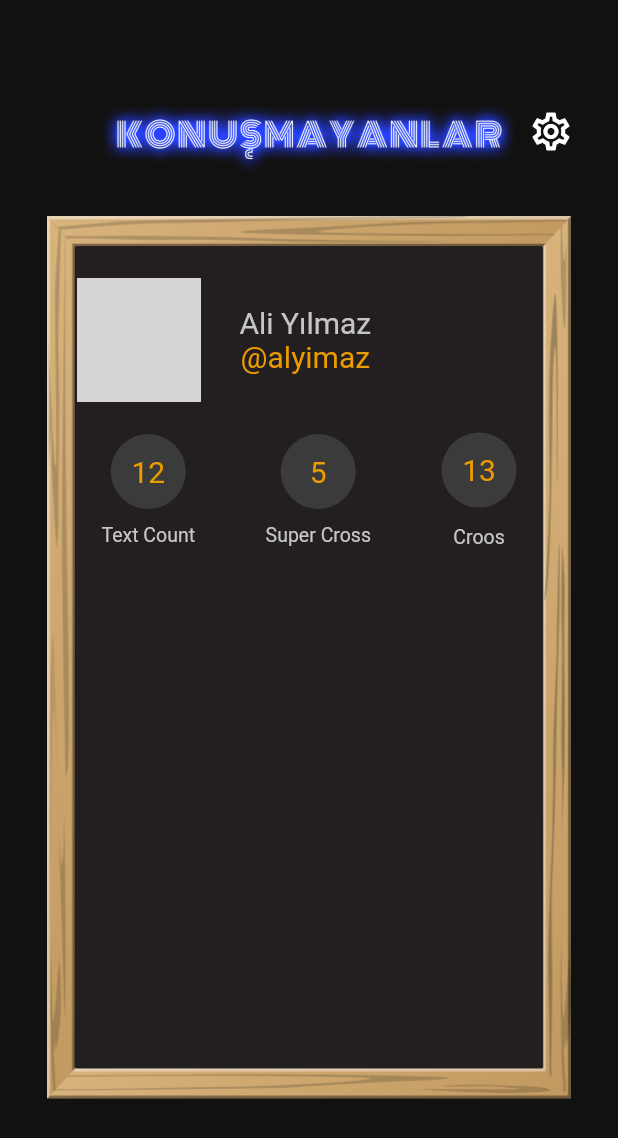
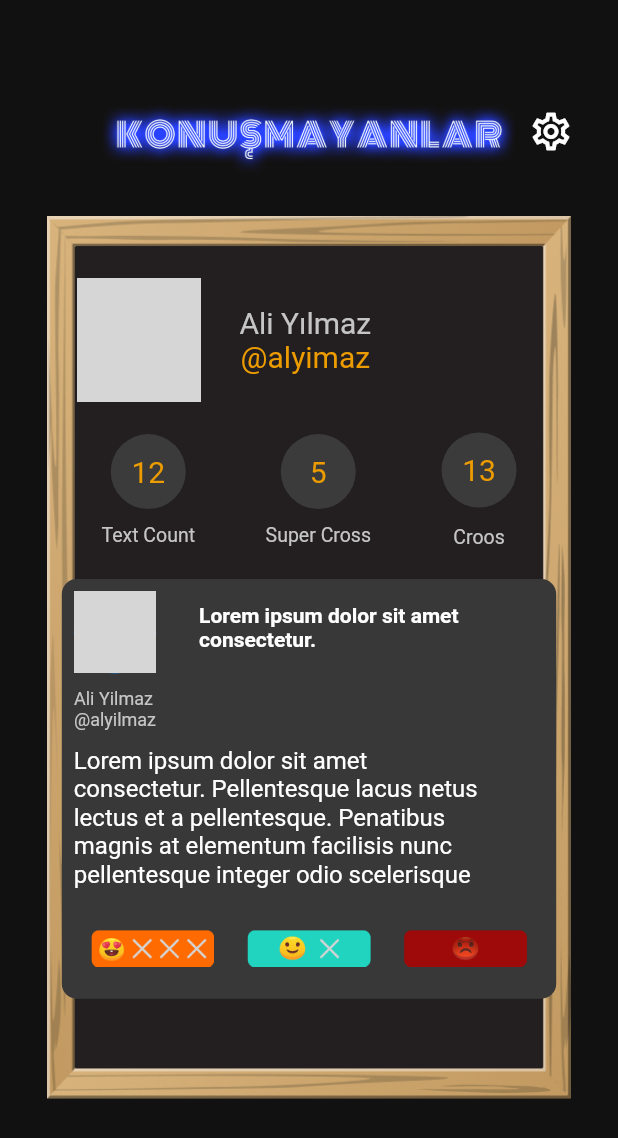
Before and after one commit to alyilmaz99/konusamayanlar_app, a Flutter app: the ProfileView screen opened directly, on a phone screen of 412 x 824 dp. Shown: the top 1138 px of the screen. Run offline on Flutter 3.47's test engine with Material 2 defaults, Android fonts, the phone set to English and light mode, and no system bars; our stand-ins replace easy_localization, flutter_svg, google_fonts; missing offline and left inert: page_animation_transition; network calls fail; Roboto replaces fonts that are missing (Arimo); grey boxes are pictures that could not be loaded.

Commit message:
text box widget

```diff
--- /dev/null
+++ b/lib/product/widget/text_box_widget.dart
@@ -0,0 +1,128 @@
+import 'package:flutter/material.dart';
+import 'package:google_fonts/google_fonts.dart';
+
+class TextBoxWidget extends StatefulWidget {
+  const TextBoxWidget({super.key});
+
+  @override
+  State<TextBoxWidget> createState() => _TextBoxWidgetState();
+}
+
+class _TextBoxWidgetState extends State<TextBoxWidget> {
+  @override
+  Widget build(BuildContext context) {
+    double width = MediaQuery.of(context).size.width;
+    double height = MediaQuery.of(context).size.height;
+    return Container(
+      decoration: BoxDecoration(
+        color: const Color.fromRGBO(56, 56, 56, 1),
+        borderRadius: BorderRadius.circular(10.0),
+      ),
+      margin: EdgeInsets.only(left: width / 10, right: width / 10),
+      child: Padding(
+        padding: const EdgeInsets.all(8.0),
+        child: Column(
+          children: [
+            Row(
+              crossAxisAlignment: CrossAxisAlignment.start,
+              children: [
+                Column(
+                  children: [
+                    CircleAvatar(
+                      radius: height / 30,
+                      backgroundImage: const NetworkImage(
+                          'https://ca.slack-edge.com/T04PLHL1K2A-U04PVKME004-a416acec8ec0-512'),
+                    ),
+                    SizedBox(
+                      height: width / 40,
+                    ),
+                    Column(
+                      crossAxisAlignment: CrossAxisAlignment.start,
+                      children: [
+                        Text('Ali Yilmaz',
+                            style: GoogleFonts.arimo(
+                              color: const Color.fromRGBO(197, 197, 197, 1),
+                              fontSize: 12,
+                            )),
+                        Text('@alyilmaz',
+                            style: GoogleFonts.arimo(
+                              color: const Color.fromRGBO(197, 197, 197, 1),
+                              fontSize: 12,
+                            ))
+                      ],
+                    ),
+                  ],
+                ),
+                SizedBox(width: width / 20),
+                SizedBox(
+                  width: width / 1.8,
+                  child: const Padding(
+                    padding: EdgeInsets.all(8.0),
+                    child: Text(
+                      'Lorem ipsum dolor sit amet consectetur.',
+                      textAlign: TextAlign.left,
+                      style: TextStyle(
+                          color: Colors.white, fontWeight: FontWeight.bold),
+                    ),
+                  ),
+                ),
+              ],
+            ),
+            SizedBox(height: width / 40),
+            Row(
+              children: [
+                SizedBox(
+                  width: width / 1.5,
+                  child: const Text(
+                    'Lorem ipsum dolor sit amet consectetur. Pellentesque lacus netus lectus et a pellentesque. Penatibus magnis at elementum facilisis nunc pellentesque integer odio scelerisque',
+                    textAlign: TextAlign.left,
+                    style: TextStyle(fontSize: 16, color: Colors.white),
+                  ),
+                ),
+              ],
+            ),
+            SizedBox(height: width / 30),
+            Row(
+              mainAxisAlignment: MainAxisAlignment.spaceAround,
+              children: [
+                InkWell(
+                  onTap: () {},
+                  child: Container(
+                    height: width / 8,
+                    width: width / 5,
+                    decoration: const BoxDecoration(
+                        image: DecorationImage(
+                      image: AssetImage('assets/images/first_button.png'),
+                    )),
+                  ),
+                ),
+                InkWell(
+                  onTap: () {},
+                  child: Container(
+                    height: width / 8,
+                    width: width / 5,
+                    decoration: const BoxDecoration(
+                        image: DecorationImage(
+                      image: AssetImage('assets/images/second_button.png'),
+                    )),
+                  ),
+                ),
+                InkWell(
+                  onTap: () {},
+                  child: Container(
+                    height: width / 8,
+                    width: width / 5,
+                    decoration: const BoxDecoration(
+                        image: DecorationImage(
+                      image: AssetImage('assets/images/third_button.png'),
+                    )),
+                  ),
+                ),
+              ],
+            )
+          ],
+        ),
+      ),
+    );
+  }
+}
--- a/lib/view/home/profile/view/profile_view.dart
+++ b/lib/view/home/profile/view/profile_view.dart
@@ -3,6 +3,7 @@ import 'package:flutter/material.dart';
 import 'package:google_fonts/google_fonts.dart';
 import 'package:konusamayanlar_app/core/base/view/base_view.dart';
 import 'package:konusamayanlar_app/core/constants/color_constant.dart';
+import 'package:konusamayanlar_app/product/widget/text_box_widget.dart';
 import 'package:konusamayanlar_app/product/widget/users_count_info.dart';
 
 class ProfileView extends StatefulWidget {
@@ -107,6 +108,8 @@ class _ProfileViewState extends State<ProfileView> {
                           xCount: 13,
                         ),
                       ),
+                      SizedBox(height: height / 40),
+                      const TextBoxWidget(),
                     ],
                   ),
                 ),
```
Also changed, not shown: assets/images/first_button.png (added), assets/images/second_button.png (added), assets/images/third_button.png (added).
